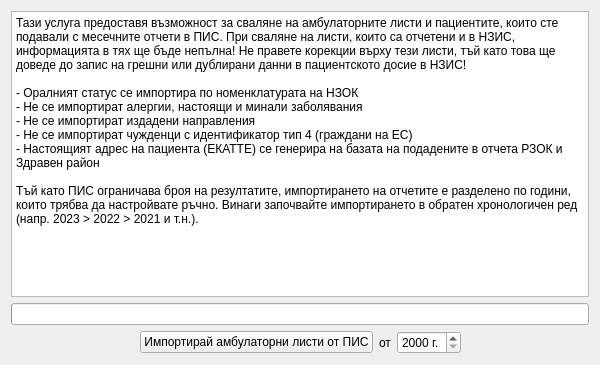
Above: src/View/Widgets/PisImportView.ui from thefinalcutbg/DinoDent before the change. Below: the same form after it.
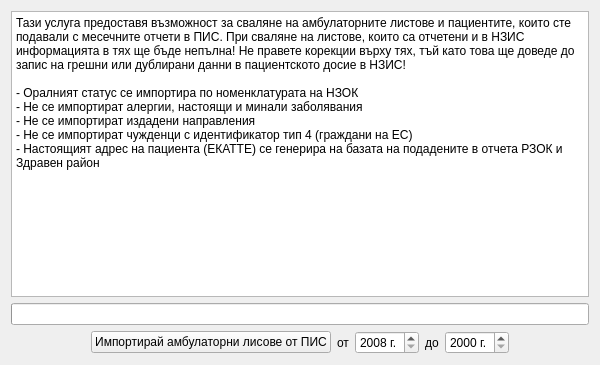
That is the form after the change.

Commit message: PIS importer automatic queries by years

Patch:
```diff
--- a/src/View/Widgets/PisImportView.ui
+++ b/src/View/Widgets/PisImportView.ui
@@ -26,15 +26,13 @@
       <bool>true</bool>
      </property>
      <property name="plainText">
-      <string>Тази услуга предоставя възможност за сваляне на амбулаторните листи и пациентите, които сте подавали с месечните отчети в ПИС. При сваляне на листи, които са отчетени и в НЗИС, информацията в тях ще бъде непълна! Не правете корекции върху тези листи, тъй като това ще доведе до запис на грешни или дублирани данни в пациентското досие в НЗИС!
+      <string>Тази услуга предоставя възможност за сваляне на амбулаторните листове и пациентите, които сте подавали с месечните отчети в ПИС. При сваляне на листове, които са отчетени и в НЗИС информацията в тях ще бъде непълна! Не правете корекции върху тях, тъй като това ще доведе до запис на грешни или дублирани данни в пациентското досие в НЗИС!
 
 - Оралният статус се импортира по номенклатурата на НЗОК
 - Не се импортират алергии, настоящи и минали заболявания
 - Не се импортират издадени направления
 - Не се импортират чужденци с идентификатор тип 4 (граждани на ЕС)
-- Настоящият адрес на пациента (ЕКАТТЕ) се генерира на базата на подадените в отчета РЗОК и Здравен район
-
-Тъй като ПИС ограничава броя на резултатите, импортирането на отчетите е разделено по години, които трябва да настройвате ръчно. Винаги започвайте импортирането в обратен хронологичен ред (напр. 2023 &gt; 2022 &gt; 2021 и т.н.).</string>
+- Настоящият адрес на пациента (ЕКАТТЕ) се генерира на базата на подадените в отчета РЗОК и Здравен район</string>
      </property>
     </widget>
    </item>
@@ -69,7 +67,7 @@
      <item>
       <widget class="QPushButton" name="importButton">
        <property name="text">
-        <string>Импортирай амбулаторни листи от ПИС</string>
+        <string>Импортирай амбулаторни лисове от ПИС</string>
        </property>
       </widget>
      </item>
@@ -81,7 +79,27 @@
       </widget>
      </item>
      <item>
-      <widget class="QSpinBox" name="yearSpin">
+      <widget class="QSpinBox" name="fromSpin">
+       <property name="suffix">
+        <string> г.</string>
+       </property>
+       <property name="minimum">
+        <number>2008</number>
+       </property>
+       <property name="maximum">
+        <number>2050</number>
+       </property>
+      </widget>
+     </item>
+     <item>
+      <widget class="QLabel" name="label_2">
+       <property name="text">
+        <string>до</string>
+       </property>
+      </widget>
+     </item>
+     <item>
+      <widget class="QSpinBox" name="toSpin">
        <property name="suffix">
         <string> г.</string>
        </property>
```
The commit also changes 6 other files.
